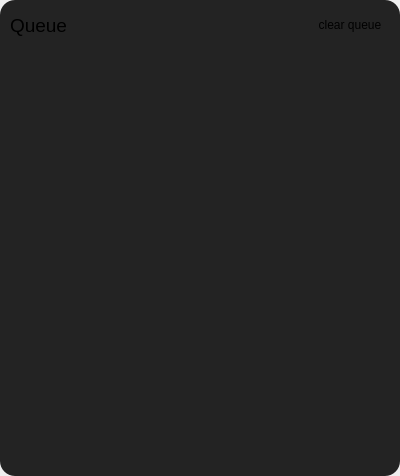
MilanJzo/eda-mp3, file src/frontend/queue.ui: the form before one commit.
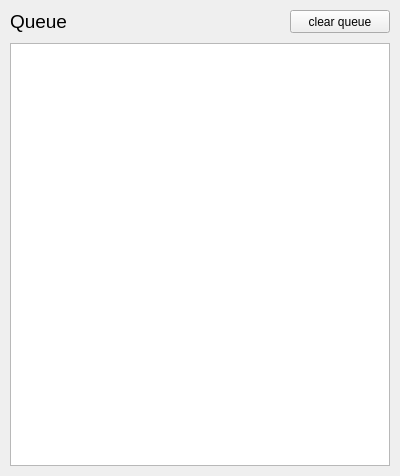
The form after the commit.

```diff
--- a/src/frontend/queue.ui
+++ b/src/frontend/queue.ui
@@ -32,32 +32,7 @@
    <item>
     <widget class="QWidget" name="content" native="true">
      <property name="styleSheet">
-      <string notr="true">* {
-	background-color: rgb(35, 35, 35);
-}
-
-#content {
-	border-radius: 15px;
-}
-
-#scrollArea {
-	border: none;
-}
-
-QPushButton {
-	min-width: 30px;
-	min-height: 30px;
-	max-height: 30px;
-
-	border: none;
-	border-radius: 15px;
-
-	background-color: rgb(35, 35, 35);
-}
-
-QPushButton:hover {
-	background-color: rgb(53, 53, 53);
-}</string>
+      <string notr="true"/>
      </property>
      <layout class="QVBoxLayout" name="contentLayout">
       <property name="spacing">
@@ -94,16 +69,22 @@
         </item>
         <item>
          <widget class="QPushButton" name="clearButton">
+          <property name="sizePolicy">
+           <sizepolicy hsizetype="Preferred" vsizetype="Preferred">
+            <horstretch>0</horstretch>
+            <verstretch>0</verstretch>
+           </sizepolicy>
+          </property>
           <property name="minimumSize">
            <size>
-            <width>80</width>
-            <height>30</height>
+            <width>100</width>
+            <height>0</height>
            </size>
           </property>
           <property name="maximumSize">
            <size>
-            <width>80</width>
-            <height>30</height>
+            <width>100</width>
+            <height>16777215</height>
            </size>
           </property>
           <property name="styleSheet">
@@ -117,21 +98,7 @@
        </layout>
       </item>
       <item>
-       <widget class="QScrollArea" name="scrollArea">
-        <property name="widgetResizable">
-         <bool>true</bool>
-        </property>
-        <widget class="QWidget" name="scrollAreaWidgetContents">
-         <property name="geometry">
-          <rect>
-           <x>0</x>
-           <y>0</y>
-           <width>380</width>
-           <height>414</height>
-          </rect>
-         </property>
-        </widget>
-       </widget>
+       <widget class="QListWidget" name="listWidget"/>
       </item>
      </layout>
     </widget>
```
